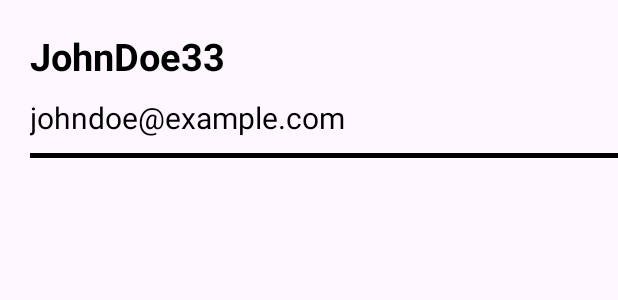
After one commit to SantiFdezz/JustPartyApp, an Android app: the layout nav_header.xml on its own in the app's theme, with its tools: preview values and no code run, on a phone screen of 412 x 824 dp. The commit adds this screen. Shown: the top 300 px of the screen. Run offline under Robolectric (Android 15) with nearby library versions, the phone set to English and light mode, and no system bars.

Commit message:
#26 NavigationDrawer XML creado, actualizado colores iconos drawer wireframe

```diff
--- /dev/null
+++ b/jparty-app/app/src/main/res/layout/nav_header.xml
@@ -0,0 +1,35 @@
+<?xml version="1.0" encoding="utf-8"?>
+<LinearLayout xmlns:android="http://schemas.android.com/apk/res/android"
+    xmlns:app="http://schemas.android.com/apk/res-auto"
+    android:layout_width="match_parent"
+    android:layout_height="150dp"
+    android:orientation="vertical"
+    android:gravity="left"
+    android:paddingLeft="20dp">
+
+    <TextView
+        android:layout_width="wrap_content"
+        android:layout_height="wrap_content"
+        android:layout_marginTop="20dp"
+        android:text="@string/usernamehint"
+        android:textSize="25sp"
+        android:textStyle="bold"
+        android:textColor="@color/black"
+        />
+
+    <TextView
+        android:layout_width="wrap_content"
+        android:layout_height="wrap_content"
+        android:layout_marginTop="10dp"
+        android:text="@string/emailhint"
+        android:textSize="20sp"
+        android:textColor="@color/black"
+        />
+    <View
+        android:id="@+id/separator"
+        android:layout_width="match_parent"
+        android:layout_height="3dp"
+        android:background="@color/black"
+        android:layout_marginTop="10dp"
+         />
+</LinearLayout>
```
Also changed, not shown: jparty-app/app/src/main/res/layout/activity_main.xml (+29 -5 lines), jparty-app/app/src/main/res/menu/menu_drawer.xml (added, +52 -0 lines), jparty-app/app/src/main/res/drawable/addevent_icon.png (added), jparty-app/app/src/main/res/drawable/home_icon.png (added), jparty-app/app/src/main/res/drawable/out_icon.png (added), 2 other files.
